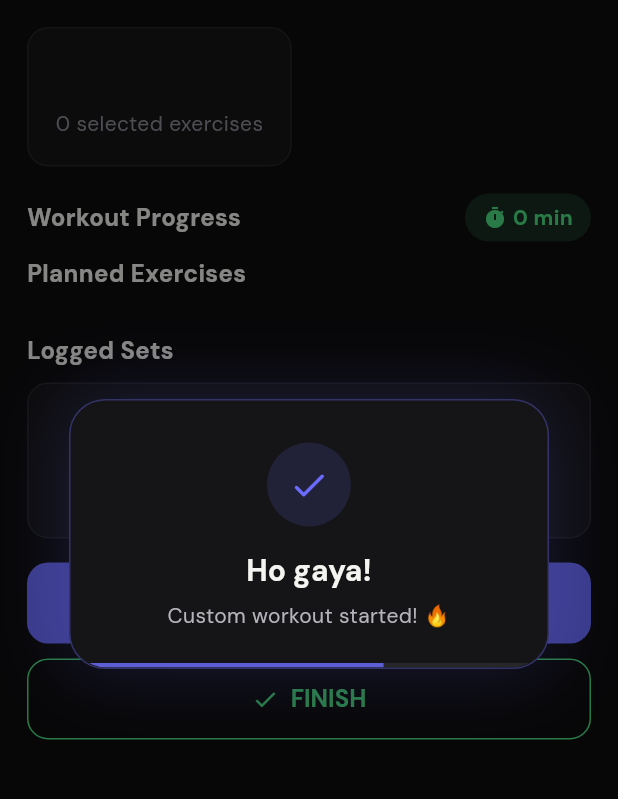
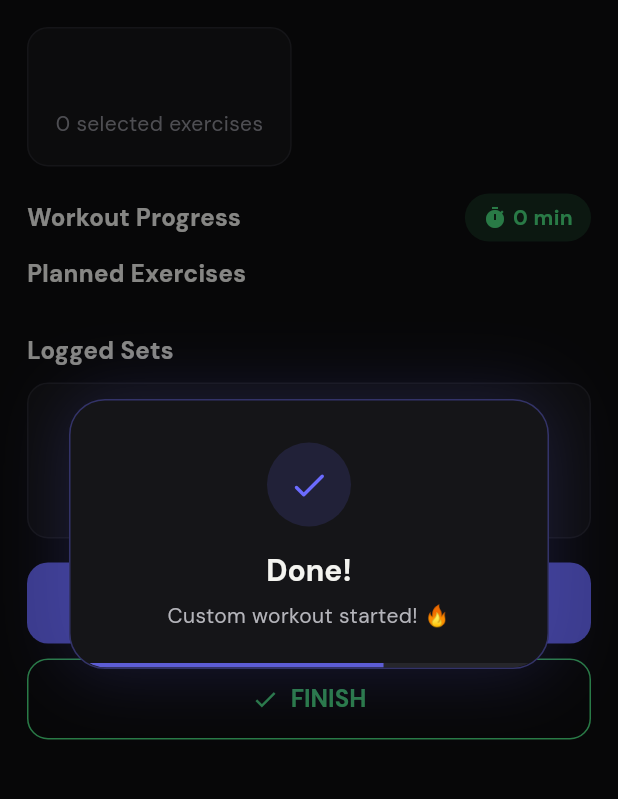
Before and after one commit to fahad2bhatti/fitgenie, a Flutter app: the CustomWorkoutSessionScreen screen opened directly with empty values, after a tap on "Start Custom Workout", on a phone screen of 412 x 824 dp, the part 84-883 px from its top. Run offline on Flutter 3.47's test engine with Material 3 defaults, Android fonts, the phone set to English and light mode, and no system bars; our stand-ins replace cached_network_image, cloud_firestore, connectivity_plus, firebase_auth, firebase_core, fl_chart and 11 more; missing offline and left inert: in_app_update, mobile_scanner; accounts and stored records are empty; statements that could not run were skipped.

Commit message:
l10n r5a

```diff
--- a/lib/core/app_strings.dart
+++ b/lib/core/app_strings.dart
@@ -986,6 +986,12 @@
         'Google Fit is not authorized. Tap Connect to sign in.',
     'step_err_no_data': 'Connected but no step data yet. Walk a few steps!',
     'step_err_check_failed': 'Error checking status: {error}',
+    // l10n-r5a
+    'snackbar_title_success': 'Done!',
+    'snackbar_title_error': 'Something went wrong',
+    'snackbar_title_warning': 'Heads up',
+    'snackbar_title_info': 'Note',
+    'snackbar_friendly_error': 'That didn\'t work. Please try again, everything is safe.',
   };
 
   static const Map<String, String> _ur = {
@@ -1987,6 +1993,12 @@
     'step_err_no_data':
         'Connect ho gaya par abhi step data nahi hai. Thode kadam chalo!',
     'step_err_check_failed': 'Status check karne mein error: {error}',
+    // l10n-r5a
+    'snackbar_title_success': 'Ho gaya!',
+    'snackbar_title_error': 'Thora sa masla ho gaya',
+    'snackbar_title_warning': 'Zara dhyan se',
+    'snackbar_title_info': 'Note',
+    'snackbar_friendly_error': 'Kuch theek se nahi hua. Dobara try karo, sab safe hai.',
   };
 
   // ──────────────────────────────────────────
--- a/lib/widgets/app_snackbar.dart
+++ b/lib/widgets/app_snackbar.dart
@@ -15,6 +15,7 @@
 import 'package:flutter/material.dart';
 
 import '../app/fitgenie_theme.dart';
+import '../core/app_strings.dart';
 
 enum _ToastKind { success, error, warning, info }
 
@@ -48,7 +49,7 @@
         lower.contains('[') ||
         lower.contains('null');
     return looksTechnical
-        ? 'Kuch theek se nahi hua. Dobara try karo, sab safe hai.'
+        ? AppStrings.get('snackbar_friendly_error')
         : m;
   }
 
@@ -152,10 +153,10 @@
       };
 
   String get _defaultTitle => switch (widget.kind) {
-        _ToastKind.success => 'Ho gaya!',
-        _ToastKind.error => 'Thora sa masla ho gaya',
-        _ToastKind.warning => 'Zara dhyan se',
-        _ToastKind.info => 'Note',
+        _ToastKind.success => AppStrings.get('snackbar_title_success'),
+        _ToastKind.error => AppStrings.get('snackbar_title_error'),
+        _ToastKind.warning => AppStrings.get('snackbar_title_warning'),
+        _ToastKind.info => AppStrings.get('snackbar_title_info'),
       };
 
   @override
```
